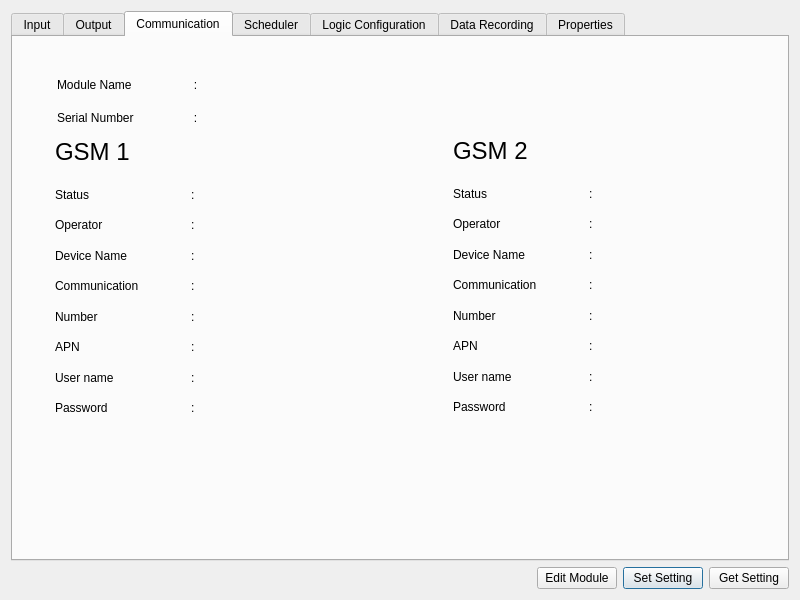
First picture: the form in view/formmodule.ui, repository zenaki/RTU, before the edit.
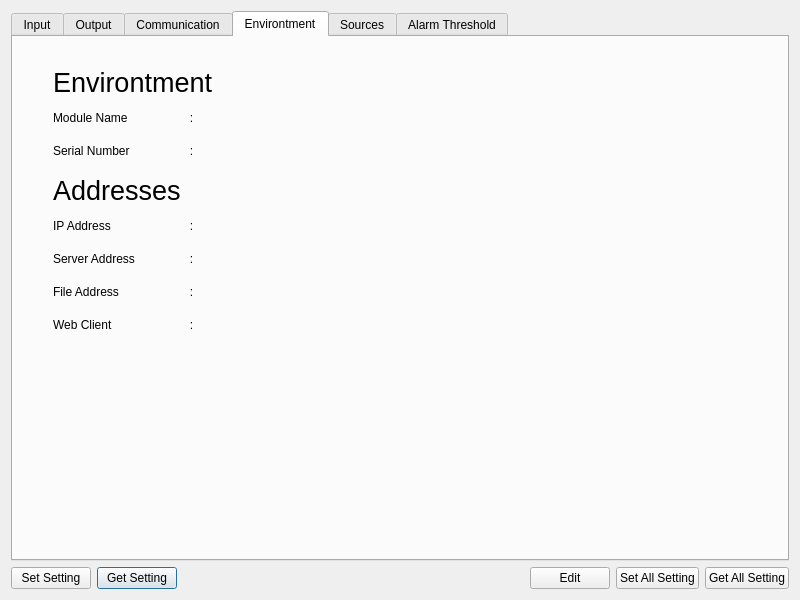
Second picture: the form after the edit. The open tabs and pages were chosen to show the change. Icons and pictures are not drawn.

```diff
--- a/view/formmodule.ui
+++ b/view/formmodule.ui
@@ -28,37 +28,14 @@
   <layout class="QGridLayout" name="gridLayout_10">
    <item row="1" column="0">
     <layout class="QGridLayout" name="gridLayout">
-     <item row="0" column="5">
-      <widget class="QPushButton" name="pbSet">
-       <property name="text">
-        <string>Set Setting</string>
-       </property>
-      </widget>
-     </item>
-     <item row="0" column="2">
-      <widget class="QLabel" name="Busy">
-       <property name="text">
-        <string/>
-       </property>
-       <property name="pixmap">
-        <pixmap resource="../image.qrc">:/new/prefix1/image/circle-loading.gif</pixmap>
-       </property>
-       <property name="scaledContents">
-        <bool>false</bool>
-       </property>
-      </widget>
-     </item>
-     <item row="0" column="4">
-      <widget class="QPushButton" name="pbEditModule">
-       <property name="enabled">
-        <bool>true</bool>
-       </property>
-       <property name="text">
-        <string>Edit Module</string>
-       </property>
-      </widget>
-     </item>
      <item row="0" column="1">
+      <widget class="QPushButton" name="pbGet">
+       <property name="text">
+        <string>Get Setting</string>
+       </property>
+      </widget>
+     </item>
+     <item row="0" column="2">
       <spacer name="horizontalSpacer">
        <property name="orientation">
         <enum>Qt::Horizontal</enum>
@@ -71,10 +48,34 @@
        </property>
       </spacer>
      </item>
+     <item row="0" column="5">
+      <widget class="QPushButton" name="pbSetAll">
+       <property name="text">
+        <string>Set All Setting</string>
+       </property>
+      </widget>
+     </item>
      <item row="0" column="6">
-      <widget class="QPushButton" name="pbGet">
+      <widget class="QPushButton" name="pbGetAll">
        <property name="text">
-        <string>Get Setting</string>
+        <string>Get All Setting</string>
+       </property>
+      </widget>
+     </item>
+     <item row="0" column="4">
+      <widget class="QPushButton" name="pbEdit">
+       <property name="enabled">
+        <bool>true</bool>
+       </property>
+       <property name="text">
+        <string>Edit</string>
+       </property>
+      </widget>
+     </item>
+     <item row="0" column="0">
+      <widget class="QPushButton" name="pbSet">
+       <property name="text">
+        <string>Set Setting</string>
        </property>
       </widget>
      </item>
@@ -176,7 +177,7 @@
        <property name="geometry">
         <rect>
          <x>42</x>
-         <y>101</y>
+         <y>40</y>
          <width>301</width>
          <height>282</height>
         </rect>
@@ -592,7 +593,7 @@
        <property name="geometry">
         <rect>
          <x>440</x>
-         <y>100</y>
+         <y>39</y>
          <width>301</width>
          <height>282</height>
         </rect>
@@ -950,15 +951,36 @@
         </item>
        </layout>
       </widget>
+      <zorder>layoutWidget_3</zorder>
+      <zorder>layoutWidget_2</zorder>
+     </widget>
+     <widget class="QWidget" name="tab_environtment">
+      <attribute name="title">
+       <string>Environtment</string>
+      </attribute>
       <widget class="QWidget" name="layoutWidget">
        <property name="geometry">
         <rect>
-         <x>44</x>
-         <y>34</y>
-         <width>286</width>
-         <height>60</height>
+         <x>40</x>
+         <y>30</y>
+         <width>531</width>
+         <height>271</height>
         </rect>
        </property>
+       <layout class="QVBoxLayout" name="verticalLayout">
+        <item>
+         <widget class="QLabel" name="label_47">
+          <property name="font">
+           <font>
+            <pointsize>20</pointsize>
+           </font>
+          </property>
+          <property name="text">
+           <string>Environtment</string>
+          </property>
+         </widget>
+        </item>
+        <item>
        <layout class="QGridLayout" name="gridLayout_11">
         <item row="0" column="0">
          <widget class="QLabel" name="label_31">
@@ -1069,19 +1091,258 @@
          </widget>
         </item>
        </layout>
-      </widget>
-      <zorder>layoutWidget</zorder>
-      <zorder>layoutWidget_3</zorder>
-      <zorder>layoutWidget_2</zorder>
-     </widget>
-     <widget class="QWidget" name="tab_4">
-      <attribute name="title">
-       <string>Scheduler</string>
-      </attribute>
-     </widget>
-     <widget class="QWidget" name="tab_5">
+        </item>
+        <item>
+         <spacer name="verticalSpacer">
+          <property name="orientation">
+           <enum>Qt::Vertical</enum>
+          </property>
+          <property name="sizeHint" stdset="0">
+           <size>
+            <width>20</width>
+            <height>40</height>
+           </size>
+          </property>
+         </spacer>
+        </item>
+        <item>
+         <widget class="QLabel" name="label_48">
+          <property name="font">
+           <font>
+            <pointsize>20</pointsize>
+           </font>
+          </property>
+          <property name="text">
+           <string>Addresses</string>
+          </property>
+         </widget>
+        </item>
+        <item>
+         <layout class="QGridLayout" name="gridLayout_12">
+          <item row="0" column="1">
+           <widget class="QLabel" name="label_43">
+            <property name="minimumSize">
+             <size>
+              <width>5</width>
+              <height>17</height>
+             </size>
+            </property>
+            <property name="maximumSize">
+             <size>
+              <width>5</width>
+              <height>17</height>
+             </size>
+            </property>
+            <property name="text">
+             <string>:</string>
+            </property>
+            <property name="alignment">
+             <set>Qt::AlignCenter</set>
+            </property>
+           </widget>
+          </item>
+          <item row="0" column="2">
+           <widget class="QLabel" name="ip_address">
+            <property name="minimumSize">
+             <size>
+              <width>141</width>
+              <height>27</height>
+             </size>
+            </property>
+            <property name="text">
+             <string/>
+            </property>
+           </widget>
+          </item>
+          <item row="1" column="1">
+           <widget class="QLabel" name="label_45">
+            <property name="minimumSize">
+             <size>
+              <width>5</width>
+              <height>17</height>
+             </size>
+            </property>
+            <property name="maximumSize">
+             <size>
+              <width>5</width>
+              <height>17</height>
+             </size>
+            </property>
+            <property name="text">
+             <string>:</string>
+            </property>
+            <property name="alignment">
+             <set>Qt::AlignCenter</set>
+            </property>
+           </widget>
+          </item>
+          <item row="1" column="0">
+           <widget class="QLabel" name="label_41">
+            <property name="minimumSize">
+             <size>
+              <width>130</width>
+              <height>17</height>
+             </size>
+            </property>
+            <property name="maximumSize">
+             <size>
+              <width>130</width>
+              <height>17</height>
+             </size>
+            </property>
+            <property name="text">
+             <string>Server Address</string>
+            </property>
+           </widget>
+          </item>
+          <item row="1" column="2">
+           <widget class="QLabel" name="server_address">
+            <property name="minimumSize">
+             <size>
+              <width>141</width>
+              <height>27</height>
+             </size>
+            </property>
+            <property name="text">
+             <string/>
+            </property>
+           </widget>
+          </item>
+          <item row="2" column="0">
+           <widget class="QLabel" name="label_42">
+            <property name="minimumSize">
+             <size>
+              <width>130</width>
+              <height>17</height>
+             </size>
+            </property>
+            <property name="maximumSize">
+             <size>
+              <width>130</width>
+              <height>17</height>
+             </size>
+            </property>
+            <property name="text">
+             <string>File Address</string>
+            </property>
+           </widget>
+          </item>
+          <item row="2" column="1">
+           <widget class="QLabel" name="label_46">
+            <property name="minimumSize">
+             <size>
+              <width>5</width>
+              <height>17</height>
+             </size>
+            </property>
+            <property name="maximumSize">
+             <size>
+              <width>5</width>
+              <height>17</height>
+             </size>
+            </property>
+            <property name="text">
+             <string>:</string>
+            </property>
+            <property name="alignment">
+             <set>Qt::AlignCenter</set>
+            </property>
+           </widget>
+          </item>
+          <item row="2" column="2">
+           <widget class="QLabel" name="file_address">
+            <property name="minimumSize">
+             <size>
+              <width>141</width>
+              <height>27</height>
+             </size>
+            </property>
+            <property name="text">
+             <string/>
+            </property>
+           </widget>
+          </item>
+          <item row="0" column="0">
+           <widget class="QLabel" name="label_39">
+            <property name="minimumSize">
+             <size>
+              <width>130</width>
+              <height>17</height>
+             </size>
+            </property>
+            <property name="maximumSize">
+             <size>
+              <width>130</width>
+              <height>17</height>
+             </size>
+            </property>
+            <property name="text">
+             <string>IP Address</string>
+            </property>
+           </widget>
+          </item>
+          <item row="3" column="0">
+           <widget class="QLabel" name="label_49">
+            <property name="minimumSize">
+             <size>
+              <width>130</width>
+              <height>17</height>
+             </size>
+            </property>
+            <property name="maximumSize">
+             <size>
+              <width>130</width>
+              <height>17</height>
+             </size>
+            </property>
+            <property name="text">
+             <string>Web Client</string>
+            </property>
+           </widget>
+          </item>
+          <item row="3" column="1">
+           <widget class="QLabel" name="label_50">
+            <property name="minimumSize">
+             <size>
+              <width>5</width>
+              <height>17</height>
+             </size>
+            </property>
+            <property name="maximumSize">
+             <size>
+              <width>5</width>
+              <height>17</height>
+             </size>
+            </property>
+            <property name="text">
+             <string>:</string>
+            </property>
+            <property name="alignment">
+             <set>Qt::AlignCenter</set>
+            </property>
+           </widget>
+          </item>
+          <item row="3" column="2">
+           <widget class="QLabel" name="web_client">
+            <property name="minimumSize">
+             <size>
+              <width>141</width>
+              <height>27</height>
+             </size>
+            </property>
+            <property name="text">
+             <string/>
+            </property>
+           </widget>
+          </item>
+         </layout>
+        </item>
+       </layout>
+      </widget>
+     </widget>
+     <widget class="QWidget" name="tab_sources">
       <attribute name="title">
-       <string>Logic Configuration</string>
+       <string>Sources</string>
       </attribute>
       <layout class="QGridLayout" name="gridLayout_4">
        <item row="0" column="0">
@@ -1091,12 +1352,7 @@
      </widget>
      <widget class="QWidget" name="tab_6">
       <attribute name="title">
-       <string>Data Recording</string>
-      </attribute>
-     </widget>
-     <widget class="QWidget" name="tab_7">
-      <attribute name="title">
-       <string>Properties</string>
+       <string>Alarm Threshold</string>
       </attribute>
       <layout class="QGridLayout" name="gridLayout_5">
        <item row="0" column="0">
```
Left out of the diff: 40 changed lines with no effect on the pictures. Lines whose indentation alone changed are shown as unchanged.
